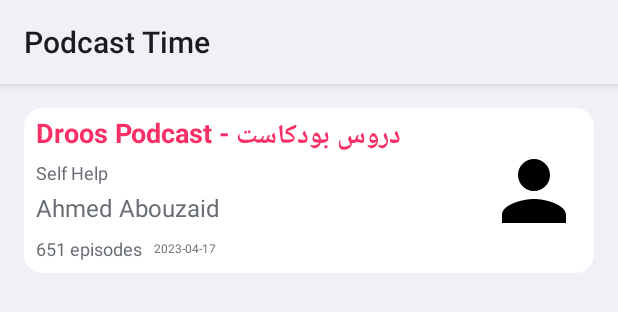
After one commit to shamardn/Podcast-Time, an Android app: the layout item_podcast.xml on its own in the app's theme, with its tools: preview values and no code run, on a phone screen of 412 x 824 dp. The commit adds this screen. Shown: the top 312 px of the screen. Run offline under Robolectric (Android 15) with nearby library versions, the phone set to English and light mode, and no system bars; network calls fail.

Commit message:
init network, fetch and browse data in recyclerView at fragment_home.xml

```diff
--- a/app/src/main/AndroidManifest.xml
+++ b/app/src/main/AndroidManifest.xml
@@ -2,6 +2,7 @@
 <manifest xmlns:android="http://schemas.android.com/apk/res/android"
     xmlns:tools="http://schemas.android.com/tools">
 
+    <uses-permission android:name="android.permission.INTERNET" />
     <application
         android:allowBackup="true"
         android:dataExtractionRules="@xml/data_extraction_rules"
@@ -15,7 +16,7 @@
         <activity
             android:name=".ui.MainActivity"
             android:exported="true">
-        <intent-filter>
+            <intent-filter>
                 <action android:name="android.intent.action.MAIN" />
 
                 <category android:name="android.intent.category.LAUNCHER" />
--- /dev/null
+++ b/app/src/main/java/com/shamardn/podcasttime/domain/entity/PodcastResponse.kt
@@ -0,0 +1,6 @@
+package com.shamardn.podcasttime.domain.entity
+
+data class PodcastResponse(
+    val resultCount: Int,
+    val results: List<Podcast>
+)
--- /dev/null
+++ b/app/src/main/res/drawable/ic_filter.xml
@@ -0,0 +1,5 @@
+<vector android:height="24dp" android:tint="#000000"
+    android:viewportHeight="24" android:viewportWidth="24"
+    android:width="24dp" xmlns:android="http://schemas.android.com/apk/res/android">
+    <path android:fillColor="@android:color/white" android:pathData="M10,18h4v-2h-4v2zM3,6v2h18L21,6L3,6zM6,13h12v-2L6,11v2z"/>
+</vector>
--- a/app/src/main/res/layout/activity_main.xml
+++ b/app/src/main/res/layout/activity_main.xml
@@ -25,6 +25,8 @@
         android:layout_height="wrap_content"
         android:background="@color/surface"
         app:labelVisibilityMode="selected"
+        app:itemIconTint="@color/primary"
+        app:itemTextColor="@color/primary"
         app:layout_constraintBottom_toBottomOf="parent"
         app:layout_constraintEnd_toEndOf="parent"
         app:layout_constraintStart_toStartOf="parent"
--- /dev/null
+++ b/app/src/main/res/layout/item_podcast.xml
@@ -0,0 +1,95 @@
+<?xml version="1.0" encoding="utf-8"?>
+<androidx.cardview.widget.CardView xmlns:android="http://schemas.android.com/apk/res/android"
+    xmlns:app="http://schemas.android.com/apk/res-auto"
+    android:layout_width="match_parent"
+    android:layout_height="wrap_content"
+    xmlns:tools="http://schemas.android.com/tools"
+    android:layout_marginStart="@dimen/space8x"
+    android:layout_marginTop="@dimen/space8x"
+    android:layout_marginEnd="@dimen/space8x"
+    android:backgroundTint="@color/white"
+    app:cardCornerRadius="@dimen/space6x"
+    app:cardElevation="0dp">
+
+    <androidx.constraintlayout.widget.ConstraintLayout
+        android:layout_width="match_parent"
+        android:layout_height="match_parent">
+
+        <com.google.android.material.imageview.ShapeableImageView
+            android:id="@+id/img_item_podcast"
+            android:layout_width="64dp"
+            android:layout_height="64dp"
+            android:layout_margin="@dimen/space4x"
+            android:src="@drawable/ic_person"
+            app:layout_constraintBottom_toBottomOf="parent"
+            app:layout_constraintEnd_toEndOf="parent"
+            app:layout_constraintTop_toTopOf="parent"
+            app:shapeAppearanceOverlay="@style/RoundedImageView" />
+
+        <TextView
+            android:id="@+id/text_item_podcast_track_name"
+            android:layout_width="0dp"
+            android:layout_height="wrap_content"
+            android:layout_marginStart="@dimen/space4x"
+            android:layout_marginEnd="@dimen/space4x"
+            android:layout_marginTop="@dimen/space2x"
+            tools:text="Droos Podcast - دروس بودكاست"
+            android:textColor="@color/primary"
+            android:textSize="18sp"
+            android:textStyle="bold"
+            app:layout_constraintEnd_toStartOf="@+id/img_item_podcast"
+            app:layout_constraintStart_toStartOf="parent"
+            app:layout_constraintTop_toTopOf="parent" />
+
+        <TextView
+            android:id="@+id/text_item_podcast_artist_name"
+            android:layout_width="0dp"
+            android:layout_height="wrap_content"
+            android:layout_marginStart="@dimen/space4x"
+            android:layout_marginEnd="@dimen/space4x"
+            android:layout_marginTop="@dimen/space2x"
+            tools:text="Ahmed Abouzaid"
+            android:textColor="@color/on_surface_variant"
+            android:textSize="16sp"
+            app:layout_constraintEnd_toStartOf="@+id/img_item_podcast"
+            app:layout_constraintStart_toStartOf="parent"
+            app:layout_constraintTop_toBottomOf="@+id/text_item_podcast_genre_name" />
+
+        <TextView
+            android:id="@+id/text_item_podcast_genre_name"
+            android:layout_width="0dp"
+            android:layout_height="wrap_content"
+            android:layout_marginStart="@dimen/space4x"
+            android:layout_marginEnd="@dimen/space4x"
+            tools:text="Self Help "
+            android:textColor="@color/on_surface_variant"
+            android:textSize="12sp"
+            app:layout_constraintEnd_toStartOf="@+id/img_item_podcast"
+            app:layout_constraintStart_toStartOf="parent"
+            app:layout_constraintTop_toBottomOf="@+id/text_item_podcast_track_name" />
+
+        <TextView
+            android:id="@+id/text_item_podcast_release_date"
+            android:layout_width="0dp"
+            android:layout_height="wrap_content"
+            android:layout_marginStart="@dimen/space4x"
+            tools:text="2023-04-17"
+            android:textColor="@color/on_surface_variant"
+            android:textSize="8sp"
+            app:layout_constraintBottom_toBottomOf="@+id/text_item_podcast_track_count"
+            app:layout_constraintStart_toEndOf="@+id/text_item_podcast_track_count"
+            app:layout_constraintTop_toTopOf="@+id/text_item_podcast_track_count" />
+
+        <TextView
+            android:id="@+id/text_item_podcast_track_count"
+            android:layout_width="0dp"
+            android:layout_height="wrap_content"
+            android:layout_margin="@dimen/space4x"
+            tools:text="651 episodes"
+            android:textColor="@color/on_surface_variant"
+            android:textSize="12sp"
+            app:layout_constraintBottom_toBottomOf="parent"
+            app:layout_constraintStart_toStartOf="parent"
+            app:layout_constraintTop_toBottomOf="@+id/text_item_podcast_artist_name" />
+    </androidx.constraintlayout.widget.ConstraintLayout>
+</androidx.cardview.widget.CardView>
--- a/app/src/main/res/values/strings.xml
+++ b/app/src/main/res/values/strings.xml
@@ -33,4 +33,10 @@
     <string name="login">Login</string>
     <string name="register">Register</string>
     <string name="username">Username</string>
+    <string name="_episode_title">eps 1: Learn English Podcast</string>
+    <string name="_episode_date">May 06, 2023</string>
+    <string name="_episode_time">30 min</string>
+    <string name="_podcast_title">Learn English Podcast Learn English Podcast Learn English Podcast</string>
+    <string name="subscribe">Subscribe</string>
+    <string name="_user_name">User Name</string>
 </resources>
```
Also changed, not shown: app/build.gradle (+13 -2 lines), app/src/main/java/com/shamardn/podcasttime/data/remote/ApiService.kt (added, +35 -0 lines), app/src/main/java/com/shamardn/podcasttime/domain/entity/Podcast.kt (added, +14 -0 lines), app/src/main/java/com/shamardn/podcasttime/ui/HomeFragment.kt (deleted, +0 -19 lines), app/src/main/java/com/shamardn/podcasttime/ui/home/HomeAdapter.kt (added, +37 -0 lines), app/src/main/java/com/shamardn/podcasttime/ui/home/HomeFragment.kt (added, +55 -0 lines), app/src/main/res/layout/fragment_home.xml (+10 -1 lines).
